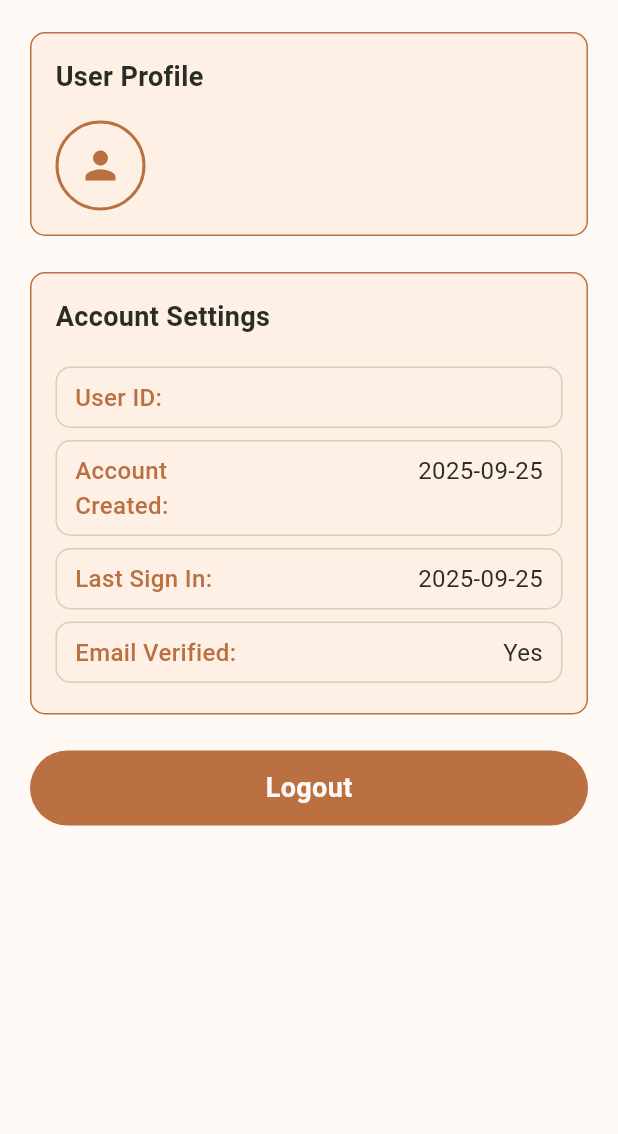
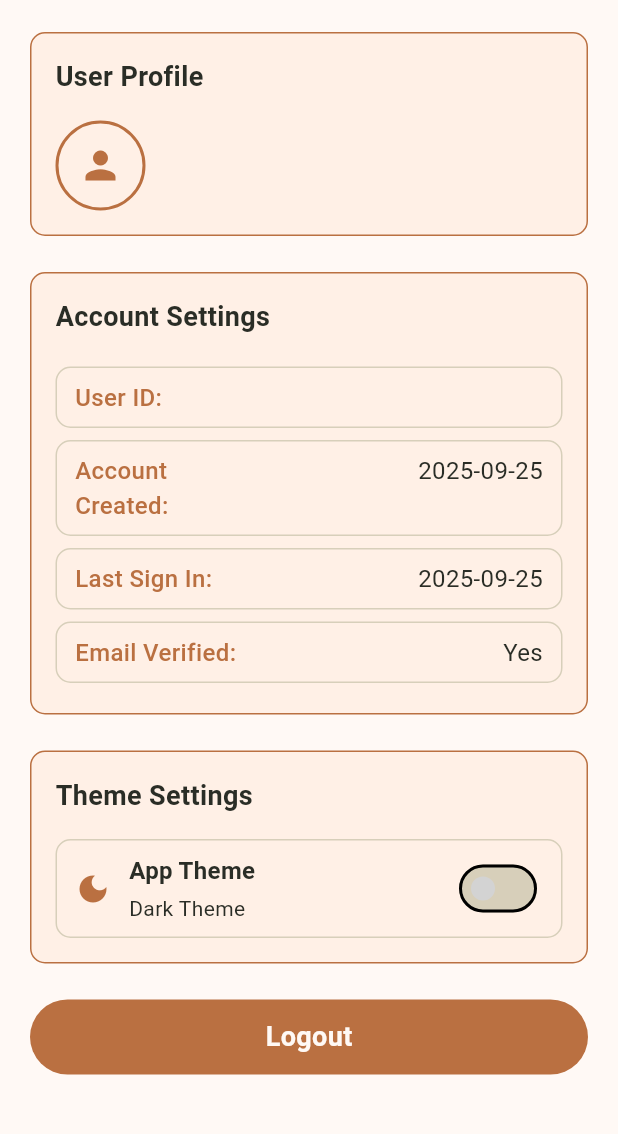
Before and after one commit to kanjiyakeyur/salesBets, a Flutter app: the SettingScreen screen opened directly, on a phone screen of 412 x 824 dp, the part 76-1210 px from its top. Run offline on Flutter 3.47's test engine with Material 3 defaults, Android fonts, the phone set to English and light mode, and no system bars; our stand-ins replace bloc, cached_network_image, cloud_firestore, connectivity_plus, device_info_plus, dio and 17 more; missing offline and left inert: android_intent_plus; accounts and stored records are empty.

Commit message:
theme support

```diff
--- a/lib/presentation/setting_screen/screens/setting_screen.dart
+++ b/lib/presentation/setting_screen/screens/setting_screen.dart
@@ -5,6 +5,7 @@ import 'package:flutter/material.dart';
 // Project imports:
 import '../../../core/app_export.dart';
 import '../../../bloc/user/user_bloc.dart';
+import '../../../theme/bloc/theme_bloc.dart';
 import '../../../data/services/auth_service.dart';
 import '../../../core/utils/progress_dialog_utils.dart';
 import '../../../core/utils/utility.dart';
@@ -39,6 +40,10 @@ class SettingScreen extends StatelessWidget {
 
               // Account Settings Section
               _buildAccountSettingsSection(),
+              SizedBox(height: 24.h),
+
+              // Theme Settings Section
+              _buildThemeSettingsSection(),
               SizedBox(height: 24.h),
 
               // Logout Button
@@ -176,6 +181,74 @@ class SettingScreen extends StatelessWidget {
     );
   }
 
+  Widget _buildThemeSettingsSection() {
+    return BlocBuilder<ThemeBloc, ThemeState>(
+      builder: (context, themeState) {
+        return Container(
+          padding: EdgeInsets.all(16.h),
+          decoration: AppDecoration.borderPrimaryWithPrimaryLightB10,
+          child: Column(
+            crossAxisAlignment: CrossAxisAlignment.start,
+            children: [
+              Text(
+                "Theme Settings",
+                style: CustomTextStyles.blackS18W600,
+              ),
+              SizedBox(height: 16.h),
+              Container(
+                padding: EdgeInsets.symmetric(vertical: 8.h, horizontal: 12.h),
+                decoration: AppDecoration.borderPrimaryB10,
+                child: Row(
+                  children: [
+                    Icon(
+                      themeState.themeType == 'lightCode'
+                          ? Icons.light_mode
+                          : Icons.dark_mode,
+                      color: appTheme.primary,
+                      size: 24.h,
+                    ),
+                    SizedBox(width: 12.h),
+                    Expanded(
+                      child: Column(
+                        crossAxisAlignment: CrossAxisAlignment.start,
+                        children: [
+                          Text(
+                            "App Theme",
+                            style: CustomTextStyles.blackS16W600,
+                          ),
+                          SizedBox(height: 4.h),
+                          Text(
+                            themeState.themeType == 'lightCode'
+                                ? "Light Theme"
+                                : "Dark Theme",
+                            style: CustomTextStyles.blackS14W600,
+                          ),
+                        ],
+                      ),
+                    ),
+                    Switch(
+                      value: themeState.themeType == 'darkCode',
+                      onChanged: (bool value) {
+                        final newTheme = value ? 'darkCode' : 'lightCode';
+                        context.read<ThemeBloc>().add(
+                          ThemeChangeEvent(themeType: newTheme),
+                        );
+                      },
+                      activeColor: appTheme.primary,
+                      activeTrackColor: appTheme.primaryLight,
+                      inactiveThumbColor: appTheme.lightGray,
+                      inactiveTrackColor: appTheme.primaryGray,
+                    ),
+                  ],
+                ),
+              ),
+            ],
+          ),
+        );
+      },
+    );
+  }
+
   Widget _buildLogoutButton(BuildContext context) {
     return CustomElevatedButton(
       text: "Logout",
```
Also changed, not shown: lib/theme/theme_helper.dart (+50 -2 lines).
